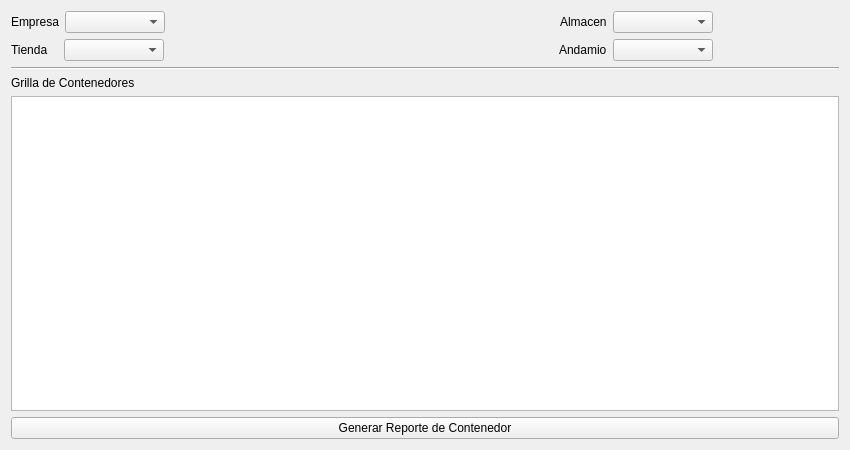
Qt form vitrina/ui_almacen.ui (rodety/manager) before a commit.
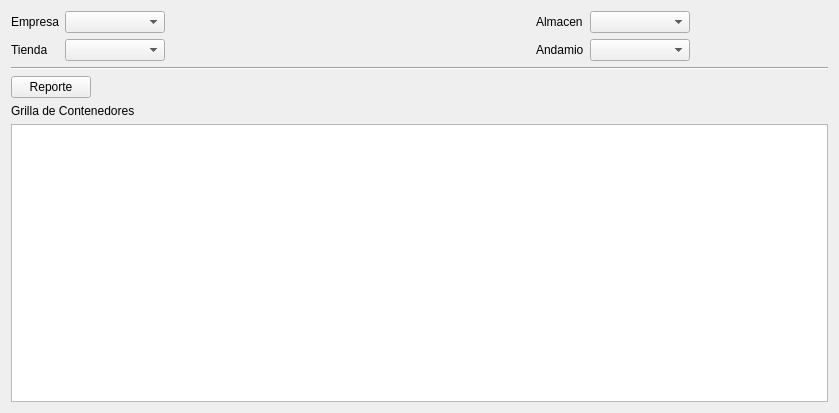
The same form after that commit. Icons and pictures are not drawn.

```diff
--- a/vitrina/ui_almacen.ui
+++ b/vitrina/ui_almacen.ui
@@ -6,21 +6,17 @@
    <rect>
     <x>0</x>
     <y>0</y>
-    <width>850</width>
-    <height>450</height>
+    <width>839</width>
+    <height>413</height>
    </rect>
   </property>
   <property name="windowTitle">
    <string>Form</string>
   </property>
-  <layout class="QGridLayout" name="gridLayout_14">
+  <layout class="QGridLayout" name="gridLayout_2">
    <item row="0" column="0">
-    <layout class="QGridLayout" name="gridLayout_13">
-     <item row="0" column="0">
-      <layout class="QGridLayout" name="gridLayout_12">
-       <item row="0" column="0">
-        <layout class="QGridLayout" name="gridLayout_10">
-         <item row="0" column="0">
+    <layout class="QVBoxLayout" name="verticalLayout">
+     <item>
           <layout class="QGridLayout" name="gridLayout">
            <item row="0" column="0">
             <widget class="QLabel" name="label">
@@ -51,9 +47,7 @@
              </property>
             </widget>
            </item>
-          </layout>
-         </item>
-         <item row="0" column="1">
+       <item row="0" column="2">
           <spacer name="horizontalSpacer">
            <property name="orientation">
             <enum>Qt::Horizontal</enum>
@@ -66,18 +60,14 @@
            </property>
           </spacer>
          </item>
-         <item row="0" column="2">
-          <layout class="QGridLayout" name="gridLayout_7">
-           <item row="0" column="0">
-            <layout class="QGridLayout" name="gridLayout_4">
-             <item row="0" column="0">
+       <item row="0" column="3">
               <widget class="QLabel" name="label_3">
                <property name="text">
                 <string>Almacen</string>
                </property>
               </widget>
              </item>
-             <item row="0" column="1">
+       <item row="0" column="4">
               <widget class="QComboBox" name="comboBox_Almacen">
                <property name="minimumSize">
                 <size>
@@ -93,14 +83,7 @@
                </property>
               </widget>
              </item>
-            </layout>
-           </item>
-           <item row="0" column="1">
-            <layout class="QGridLayout" name="gridLayout_5">
-             <property name="horizontalSpacing">
-              <number>0</number>
-             </property>
-             <item row="0" column="0">
+       <item row="0" column="5">
               <widget class="QPushButton" name="pushButton_addAlmacen">
                <property name="sizePolicy">
                 <sizepolicy hsizetype="Fixed" vsizetype="Fixed">
@@ -120,7 +103,7 @@
                </property>
               </widget>
              </item>
-             <item row="0" column="1">
+       <item row="0" column="6">
               <widget class="QPushButton" name="pushButton_editAlmacen">
                <property name="sizePolicy">
                 <sizepolicy hsizetype="Fixed" vsizetype="Fixed">
@@ -140,7 +123,7 @@
                </property>
               </widget>
              </item>
-             <item row="0" column="2">
+       <item row="0" column="7">
               <widget class="QPushButton" name="pushButton_deleteAlmacen">
                <property name="sizePolicy">
                 <sizepolicy hsizetype="Fixed" vsizetype="Fixed">
@@ -160,24 +143,14 @@
                </property>
               </widget>
              </item>
-            </layout>
-           </item>
-          </layout>
-         </item>
-        </layout>
-       </item>
        <item row="1" column="0">
-        <layout class="QGridLayout" name="gridLayout_11">
-         <item row="0" column="0">
-          <layout class="QGridLayout" name="gridLayout_2">
-           <item row="0" column="0">
             <widget class="QLabel" name="label_2">
              <property name="text">
               <string>Tienda   </string>
              </property>
             </widget>
            </item>
-           <item row="0" column="1">
+       <item row="1" column="1">
             <widget class="QComboBox" name="comboBox_Tienda">
              <property name="minimumSize">
               <size>
@@ -193,9 +166,7 @@
              </property>
             </widget>
            </item>
-          </layout>
-         </item>
-         <item row="0" column="1">
+       <item row="1" column="2">
           <spacer name="horizontalSpacer_2">
            <property name="orientation">
             <enum>Qt::Horizontal</enum>
@@ -208,18 +179,14 @@
            </property>
           </spacer>
          </item>
-         <item row="0" column="2">
-          <layout class="QGridLayout" name="gridLayout_8">
-           <item row="0" column="0">
-            <layout class="QGridLayout" name="gridLayout_3">
-             <item row="0" column="0">
+       <item row="1" column="3">
               <widget class="QLabel" name="label_4">
                <property name="text">
                 <string>Andamio</string>
                </property>
               </widget>
              </item>
-             <item row="0" column="1">
+       <item row="1" column="4">
               <widget class="QComboBox" name="comboBox_Andamio">
                <property name="minimumSize">
                 <size>
@@ -235,14 +202,7 @@
                </property>
               </widget>
              </item>
-            </layout>
-           </item>
-           <item row="0" column="1">
-            <layout class="QGridLayout" name="gridLayout_6">
-             <property name="horizontalSpacing">
-              <number>0</number>
-             </property>
-             <item row="0" column="0">
+       <item row="1" column="5">
               <widget class="QPushButton" name="pushButton_addAndamio">
                <property name="sizePolicy">
                 <sizepolicy hsizetype="Fixed" vsizetype="Fixed">
@@ -262,7 +222,7 @@
                </property>
               </widget>
              </item>
-             <item row="0" column="1">
+       <item row="1" column="6">
               <widget class="QPushButton" name="pushButton_editAndamio">
                <property name="sizePolicy">
                 <sizepolicy hsizetype="Fixed" vsizetype="Fixed">
@@ -282,7 +242,7 @@
                </property>
               </widget>
              </item>
-             <item row="0" column="2">
+       <item row="1" column="7">
               <widget class="QPushButton" name="pushButton_deleteAndamio">
                <property name="sizePolicy">
                 <sizepolicy hsizetype="Fixed" vsizetype="Fixed">
@@ -304,29 +264,45 @@
              </item>
             </layout>
            </item>
-          </layout>
-         </item>
-        </layout>
-       </item>
-      </layout>
-     </item>
-     <item row="1" column="0">
+     <item>
       <widget class="Line" name="line">
        <property name="orientation">
         <enum>Qt::Horizontal</enum>
        </property>
       </widget>
      </item>
-     <item row="2" column="0">
-      <layout class="QGridLayout" name="gridLayout_9">
-       <item row="0" column="0">
+     <item>
+      <layout class="QHBoxLayout" name="horizontalLayout">
+       <item>
+        <widget class="QPushButton" name="botonGenerarReporte">
+         <property name="text">
+          <string>Reporte</string>
+         </property>
+        </widget>
+       </item>
+       <item>
+        <spacer name="horizontalSpacer_3">
+         <property name="orientation">
+          <enum>Qt::Horizontal</enum>
+         </property>
+         <property name="sizeHint" stdset="0">
+          <size>
+           <width>40</width>
+           <height>20</height>
+          </size>
+         </property>
+        </spacer>
+       </item>
+      </layout>
+     </item>
+     <item>
         <widget class="QLabel" name="label_5">
          <property name="text">
           <string>Grilla de Contenedores</string>
          </property>
         </widget>
        </item>
-       <item row="1" column="0">
+     <item>
         <widget class="QTableWidget" name="tableWidget_griContenedores">
          <property name="editTriggers">
           <set>QAbstractItemView::NoEditTriggers</set>
@@ -360,15 +336,6 @@
       </layout>
      </item>
     </layout>
-   </item>
-   <item row="1" column="0">
-    <widget class="QPushButton" name="botonGenerarReporte">
-     <property name="text">
-      <string>Generar Reporte de Contenedor</string>
-     </property>
-    </widget>
-   </item>
-  </layout>
  </widget>
  <resources>
   <include location="Icons/Icons.qrc"/>
```
Left out of the diff: 14 changed lines with no effect on the pictures. Lines whose indentation alone changed are shown as unchanged.
